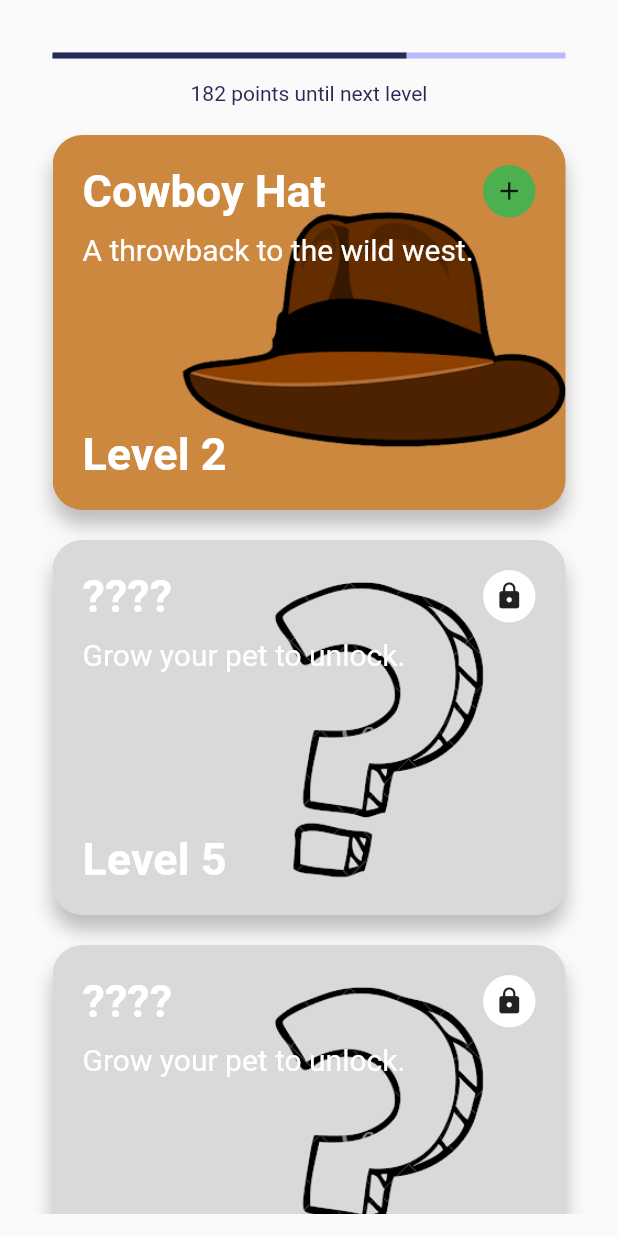
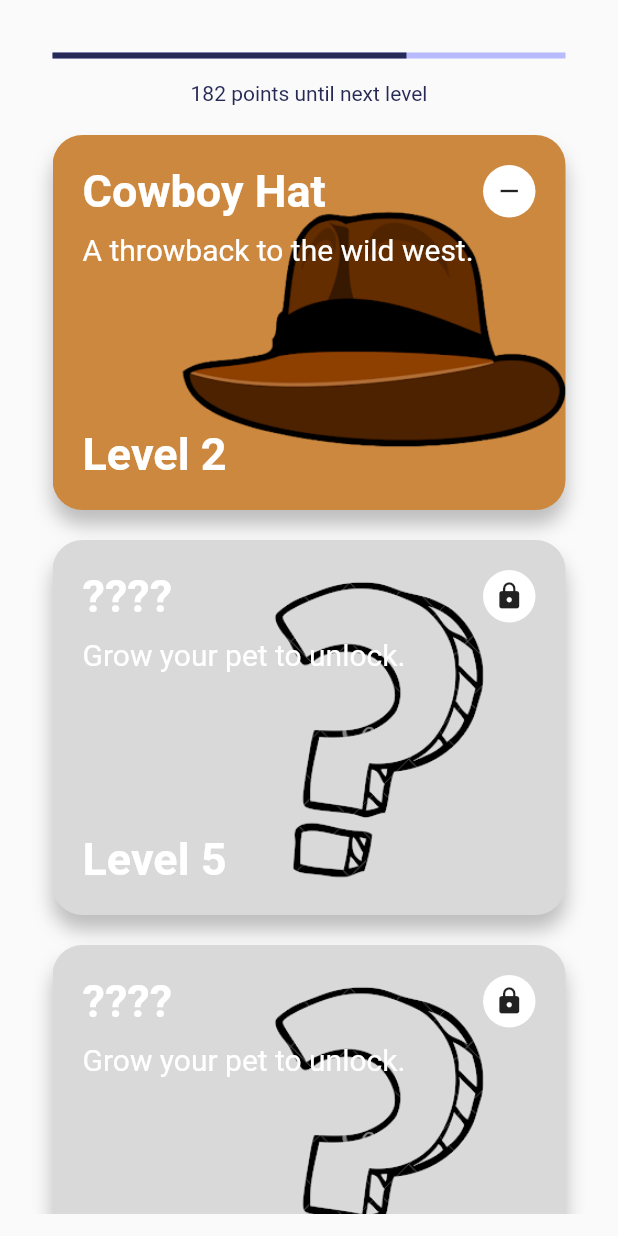
Before and after one commit to chmoore889/Hack-CEWIT-App, a Flutter app: the Store widget shown alone on an empty page, opened directly, after a tap on "Cowboy Hat", on a phone screen of 412 x 824 dp. Run offline on Flutter 3.47's test engine with Material 2 defaults, Android fonts, the phone set to English and light mode, and no system bars; our stand-ins replace bottom_navy_bar, flare_flutter, google_fonts, simple_animations, wakelock; missing offline and left inert: flutter_picker.

Commit message:
Button Animation

```diff
--- a/lib/pages/dog.dart
+++ b/lib/pages/dog.dart
@@ -15,7 +15,7 @@ class _Hat extends State<Hat> {
       height: 400,
       child:FlareActor(
         "assets/hat.flr",
-        animation: "hat",
+        animation: "hatanimation",
         fit:BoxFit.contain,
       )
     );
--- a/lib/pages/store_list.dart
+++ b/lib/pages/store_list.dart
@@ -66,7 +66,12 @@ class _Store extends State<Store> {
       child: GestureDetector(
         onTap: () {
           setState(() {
-            hasHat=true;
+            if(hasHat){
+              hasHat=false;
+            }
+            else{
+              hasHat = true;
+            }
           });
         },
         child: Container(
@@ -111,10 +116,20 @@ class _Store extends State<Store> {
                     height: 35,
                     decoration: BoxDecoration(
                       shape: BoxShape.circle,
-                      color: hasHat?Colors.green:Colors.white
+                      color: Colors.white
                     ),
                     child: Center(
-                      child: Icon(Icons.add, size: 20,),
+                      child: AnimatedSwitcher(
+                        duration: const Duration(milliseconds: 250),
+                        transitionBuilder: (Widget child, Animation<double> animation) {
+                          return ScaleTransition(child: child, scale: animation);
+                        },
+                        child: Icon(
+                          !hasHat?Icons.add:Icons.remove,
+                          size: 20,
+                          key: ValueKey<int>(hasHat?1:2),
+                        ),
+                      ),
                     ),
                   ))
                 ],
```
